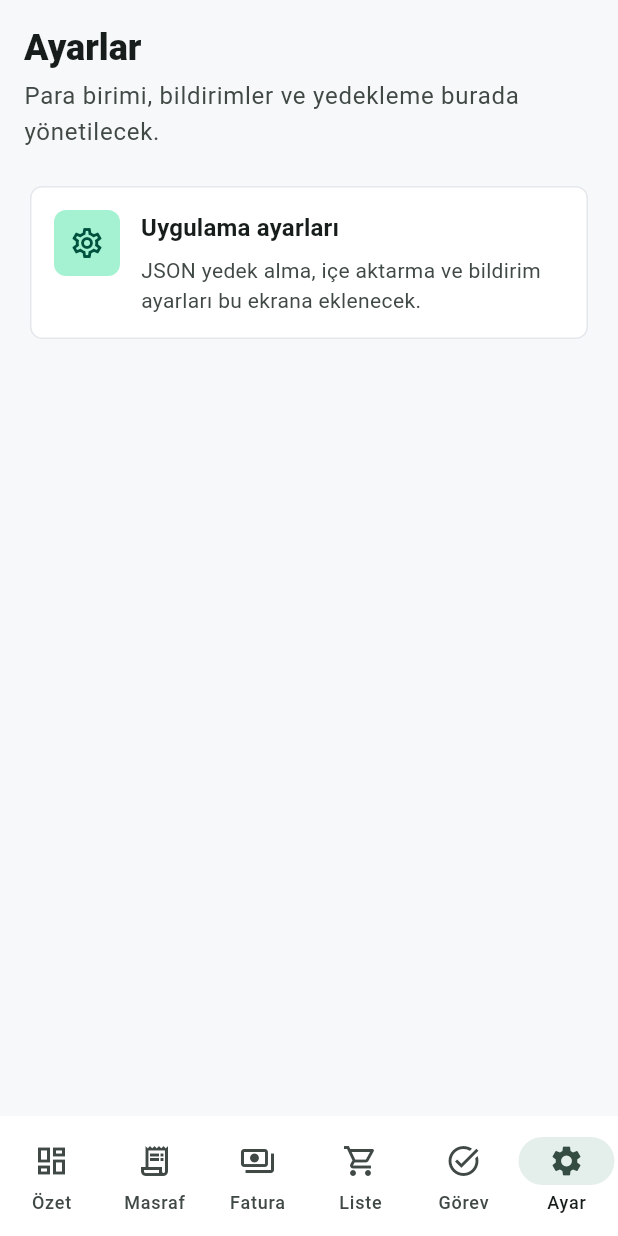
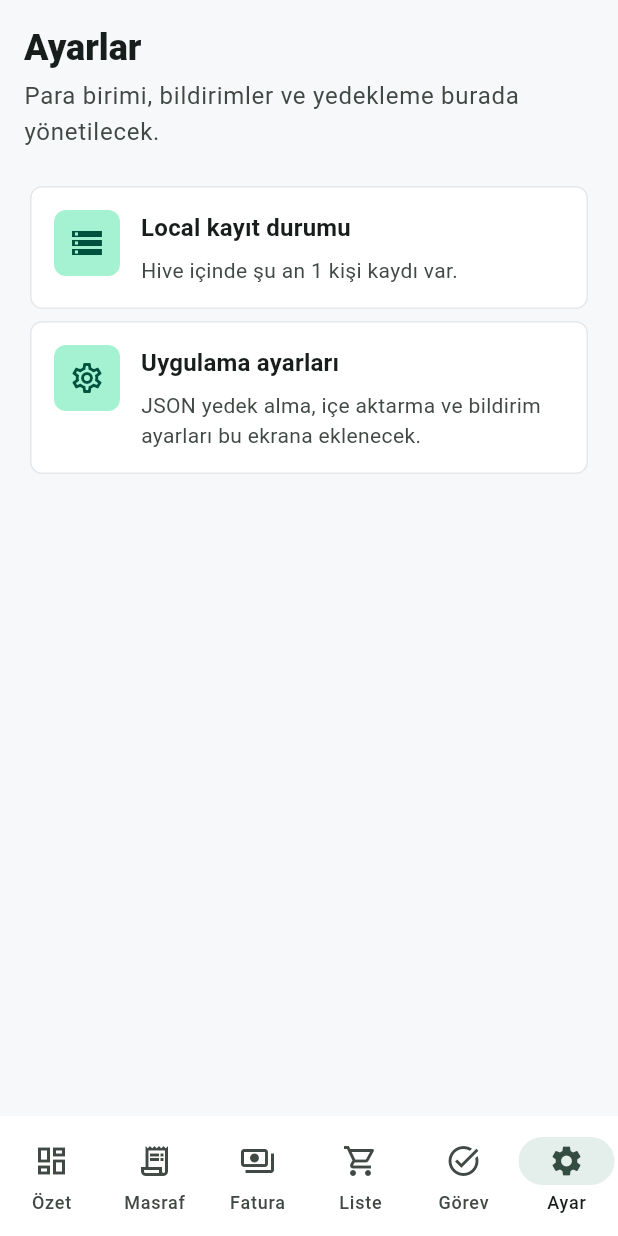
Before and after one commit to eyp-code/EvApp, a Flutter app: the screen it shows after launch, item 6 of the bottom bar chosen, on a phone screen of 412 x 824 dp. Run offline on Flutter 3.47's test engine with Material 3 defaults, Android fonts, the light colour scheme and no system bars; our stand-ins replace hive, hive_flutter; accounts and stored records are empty.

Commit message:
Set up app shell and local person storage

```diff
--- a/lib/app/app.dart
+++ b/lib/app/app.dart
@@ -1,10 +1,33 @@
 import 'package:flutter/material.dart';
 
+import '../bootstrap.dart';
 import 'theme.dart';
 import '../features/shell/presentation/main_shell.dart';
 
-class EvApp extends StatelessWidget {
-  const EvApp({super.key});
+typedef AppBootstrapper = Future<AppDependencies> Function();
+
+class EvApp extends StatefulWidget {
+  const EvApp({super.key, this.dependencies, this.bootstrapper});
+
+  final AppDependencies? dependencies;
+  final AppBootstrapper? bootstrapper;
+
+  @override
+  State<EvApp> createState() => _EvAppState();
+}
+
+class _EvAppState extends State<EvApp> {
+  late final Future<AppDependencies> _dependenciesFuture;
+
+  @override
+  void initState() {
+    super.initState();
+
+    final dependencies = widget.dependencies;
+    _dependenciesFuture = dependencies != null
+        ? Future.value(dependencies)
+        : (widget.bootstrapper ?? bootstrapApp)();
+  }
 
   @override
   Widget build(BuildContext context) {
@@ -12,7 +35,50 @@ class EvApp extends StatelessWidget {
       title: 'EvApp',
       debugShowCheckedModeBanner: false,
       theme: AppTheme.light,
-      home: const MainShell(),
+      home: FutureBuilder<AppDependencies>(
+        future: _dependenciesFuture,
+        builder: (context, snapshot) {
+          if (snapshot.hasData) {
+            return MainShell(dependencies: snapshot.requireData);
+          }
+
+          if (snapshot.hasError) {
+            return _BootstrapErrorView(error: snapshot.error);
+          }
+
+          return const _BootstrapLoadingView();
+        },
+      ),
     );
   }
 }
+
+class _BootstrapLoadingView extends StatelessWidget {
+  const _BootstrapLoadingView();
+
+  @override
+  Widget build(BuildContext context) {
+    return const Scaffold(body: Center(child: CircularProgressIndicator()));
+  }
+}
+
+class _BootstrapErrorView extends StatelessWidget {
+  const _BootstrapErrorView({required this.error});
+
+  final Object? error;
+
+  @override
+  Widget build(BuildContext context) {
+    return Scaffold(
+      body: Center(
+        child: Padding(
+          padding: const EdgeInsets.all(24),
+          child: Text(
+            'Uygulama başlatılırken hata oluştu.\n$error',
+            textAlign: TextAlign.center,
+          ),
+        ),
+      ),
+    );
+  }
+}
--- /dev/null
+++ b/lib/bootstrap.dart
@@ -0,0 +1,35 @@
+import 'package:hive_flutter/hive_flutter.dart';
+
+import 'core/storage/hive_box_names.dart';
+import 'features/people/data/data_sources/person_local_data_source.dart';
+import 'features/people/data/repositories/local_person_repository.dart';
+import 'features/people/domain/models/person.dart';
+import 'features/people/domain/repositories/person_repository.dart';
+
+class AppDependencies {
+  const AppDependencies({required this.personRepository});
+
+  final PersonRepository personRepository;
+}
+
+Future<AppDependencies> bootstrapApp() async {
+  await Hive.initFlutter();
+
+  final personsBox = await Hive.openBox<Map>(HiveBoxNames.persons);
+  final personDataSource = PersonLocalDataSource(personsBox);
+  final personRepository = LocalPersonRepository(personDataSource);
+
+  await _seedMePerson(personRepository);
+
+  return AppDependencies(personRepository: personRepository);
+}
+
+Future<void> _seedMePerson(PersonRepository personRepository) async {
+  final existingMe = await personRepository.getMe();
+
+  if (existingMe != null) {
+    return;
+  }
+
+  await personRepository.addPerson(Person.createMe(name: 'Ben'));
+}
--- /dev/null
+++ b/lib/core/storage/hive_box_names.dart
@@ -0,0 +1,5 @@
+class HiveBoxNames {
+  const HiveBoxNames._();
+
+  static const persons = 'persons_box';
+}
--- /dev/null
+++ b/lib/features/people/domain/models/person.dart
@@ -0,0 +1,85 @@
+import 'package:uuid/uuid.dart';
+
+class Person {
+  const Person({
+    required this.id,
+    required this.name,
+    required this.isMe,
+    required this.createdAt,
+    required this.updatedAt,
+    required this.isDeleted,
+    this.avatarColor,
+    this.deletedAt,
+    this.syncStatus = SyncStatus.localOnly,
+    this.lastSyncedAt,
+  });
+
+  factory Person.createMe({required String name}) {
+    final now = DateTime.now();
+
+    return Person(
+      id: const Uuid().v4(),
+      name: name,
+      isMe: true,
+      avatarColor: '#1E7A5F',
+      createdAt: now,
+      updatedAt: now,
+      isDeleted: false,
+    );
+  }
+
+  factory Person.fromJson(Map<String, dynamic> json) {
+    return Person(
+      id: json['id'] as String,
+      name: json['name'] as String,
+      isMe: json['isMe'] as bool,
+      avatarColor: json['avatarColor'] as String?,
+      createdAt: DateTime.parse(json['createdAt'] as String),
+      updatedAt: DateTime.parse(json['updatedAt'] as String),
+      isDeleted: json['isDeleted'] as bool? ?? false,
+      deletedAt: json['deletedAt'] == null
+          ? null
+          : DateTime.parse(json['deletedAt'] as String),
+      syncStatus: json['syncStatus'] as String? ?? SyncStatus.localOnly,
+      lastSyncedAt: json['lastSyncedAt'] == null
+          ? null
+          : DateTime.parse(json['lastSyncedAt'] as String),
+    );
+  }
+
+  final String id;
+  final String name;
+  final bool isMe;
+  final String? avatarColor;
+  final DateTime createdAt;
+  final DateTime updatedAt;
+  final bool isDeleted;
+  final DateTime? deletedAt;
+  final String syncStatus;
+  final DateTime? lastSyncedAt;
+
+  Map<String, dynamic> toJson() {
+    return {
+      'id': id,
+      'name': name,
+      'isMe': isMe,
+      'avatarColor': avatarColor,
+      'createdAt': createdAt.toIso8601String(),
+      'updatedAt': updatedAt.toIso8601String(),
+      'isDeleted': isDeleted,
+      'deletedAt': deletedAt?.toIso8601String(),
+      'syncStatus': syncStatus,
+      'lastSyncedAt': lastSyncedAt?.toIso8601String(),
+    };
+  }
+}
+
+class SyncStatus {
+  const SyncStatus._();
+
+  static const localOnly = 'localOnly';
+  static const synced = 'synced';
+  static const pendingCreate = 'pendingCreate';
+  static const pendingUpdate = 'pendingUpdate';
+  static const pendingDelete = 'pendingDelete';
+}
--- /dev/null
+++ b/lib/features/people/domain/repositories/person_repository.dart
@@ -0,0 +1,9 @@
+import '../models/person.dart';
+
+abstract class PersonRepository {
+  Future<List<Person>> getPersons();
+
+  Future<Person?> getMe();
+
+  Future<void> addPerson(Person person);
+}
--- a/lib/features/settings/presentation/pages/settings_page.dart
+++ b/lib/features/settings/presentation/pages/settings_page.dart
@@ -1,23 +1,39 @@
 import 'package:flutter/material.dart';
 
+import '../../../people/domain/repositories/person_repository.dart';
 import '../../../../shared/widgets/section_placeholder.dart';
 
 class SettingsPage extends StatelessWidget {
-  const SettingsPage({super.key});
+  const SettingsPage({super.key, required this.personRepository});
+
+  final PersonRepository personRepository;
 
   @override
   Widget build(BuildContext context) {
     return ListView(
       padding: const EdgeInsets.all(16),
-      children: const [
-        _PageHeader(
+      children: [
+        const _PageHeader(
           title: 'Ayarlar',
           subtitle: 'Para birimi, bildirimler ve yedekleme burada yönetilecek.',
         ),
-        SizedBox(height: 20),
-        SectionPlaceholder(
+        const SizedBox(height: 20),
+        FutureBuilder(
+          future: personRepository.getPersons(),
+          builder: (context, snapshot) {
+            final count = snapshot.data?.length ?? 0;
+
+            return SectionPlaceholder(
+              title: 'Local kayıt durumu',
+              description: 'Hive içinde şu an $count kişi kaydı var.',
+              icon: Icons.storage_outlined,
+            );
+          },
+        ),
+        const SectionPlaceholder(
           title: 'Uygulama ayarları',
-          description: 'JSON yedek alma, içe aktarma ve bildirim ayarları bu ekrana eklenecek.',
+          description:
+              'JSON yedek alma, içe aktarma ve bildirim ayarları bu ekrana eklenecek.',
           icon: Icons.settings_outlined,
         ),
       ],
@@ -38,16 +54,16 @@ class _PageHeader extends StatelessWidget {
       children: [
         Text(
           title,
-          style: Theme.of(context).textTheme.headlineSmall?.copyWith(
-                fontWeight: FontWeight.w800,
-              ),
+          style: Theme.of(
+            context,
+          ).textTheme.headlineSmall?.copyWith(fontWeight: FontWeight.w800),
         ),
         const SizedBox(height: 4),
         Text(
           subtitle,
           style: Theme.of(context).textTheme.bodyLarge?.copyWith(
-                color: Theme.of(context).colorScheme.onSurfaceVariant,
-              ),
+            color: Theme.of(context).colorScheme.onSurfaceVariant,
+          ),
         ),
       ],
     );
--- a/lib/features/shell/presentation/main_shell.dart
+++ b/lib/features/shell/presentation/main_shell.dart
@@ -1,5 +1,6 @@
 import 'package:flutter/material.dart';
 
+import '../../../../bootstrap.dart';
 import '../../bills/presentation/pages/bills_page.dart';
 import '../../dashboard/presentation/pages/dashboard_page.dart';
 import '../../expenses/presentation/pages/expenses_page.dart';
@@ -8,7 +9,9 @@ import '../../shopping/presentation/pages/shopping_page.dart';
 import '../../tasks/presentation/pages/tasks_page.dart';
 
 class MainShell extends StatefulWidget {
-  const MainShell({super.key});
+  const MainShell({super.key, required this.dependencies});
+
+  final AppDependencies dependencies;
 
   @override
   State<MainShell> createState() => _MainShellState();
@@ -17,23 +20,20 @@ class MainShell extends StatefulWidget {
 class _MainShellState extends State<MainShell> {
   int _selectedIndex = 0;
 
-  static const _pages = [
-    DashboardPage(),
-    ExpensesPage(),
-    BillsPage(),
-    ShoppingPage(),
-    TasksPage(),
-    SettingsPage(),
-  ];
-
   @override
   Widget build(BuildContext context) {
+    final pages = [
+      DashboardPage(personRepository: widget.dependencies.personRepository),
+      const ExpensesPage(),
+      const BillsPage(),
+      const ShoppingPage(),
+      const TasksPage(),
+      SettingsPage(personRepository: widget.dependencies.personRepository),
+    ];
+
     return Scaffold(
       body: SafeArea(
-        child: IndexedStack(
-          index: _selectedIndex,
-          children: _pages,
-        ),
+        child: IndexedStack(index: _selectedIndex, children: pages),
       ),
       bottomNavigationBar: NavigationBar(
         selectedIndex: _selectedIndex,
--- a/lib/main.dart
+++ b/lib/main.dart
@@ -3,5 +3,7 @@ import 'package:flutter/material.dart';
 import 'app/app.dart';
 
 void main() {
+  WidgetsFlutterBinding.ensureInitialized();
+
   runApp(const EvApp());
 }
--- a/pubspec.yaml
+++ b/pubspec.yaml
@@ -34,6 +34,9 @@ dependencies:
   # The following adds the Cupertino Icons font to your application.
   # Use with the CupertinoIcons class for iOS style icons.
   cupertino_icons: ^1.0.8
+  hive: ^2.2.3
+  hive_flutter: ^1.1.0
+  uuid: ^4.0.0
 
 dev_dependencies:
   flutter_test:
```
Also changed, not shown: lib/features/bills/presentation/pages/bills_page.dart (+7 -6 lines), lib/features/dashboard/presentation/pages/dashboard_page.dart (+29 -11 lines), lib/features/expenses/presentation/pages/expenses_page.dart (+7 -6 lines), lib/features/people/data/data_sources/person_local_data_source.dart (added, +20 -0 lines), lib/features/people/data/repositories/local_person_repository.dart (added, +32 -0 lines), lib/features/shopping/presentation/pages/shopping_page.dart (+9 -7 lines), lib/features/tasks/presentation/pages/tasks_page.dart (+9 -7 lines), lib/shared/widgets/section_placeholder.dart (+4 -4 lines), pubspec.lock, 4 other files.
